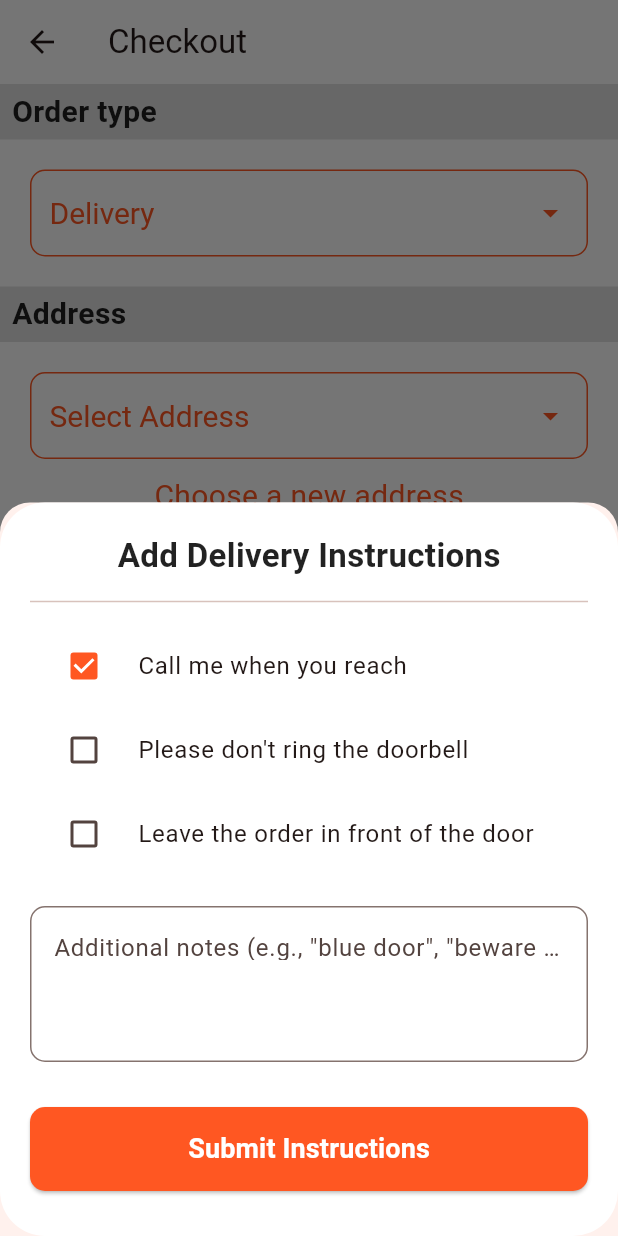
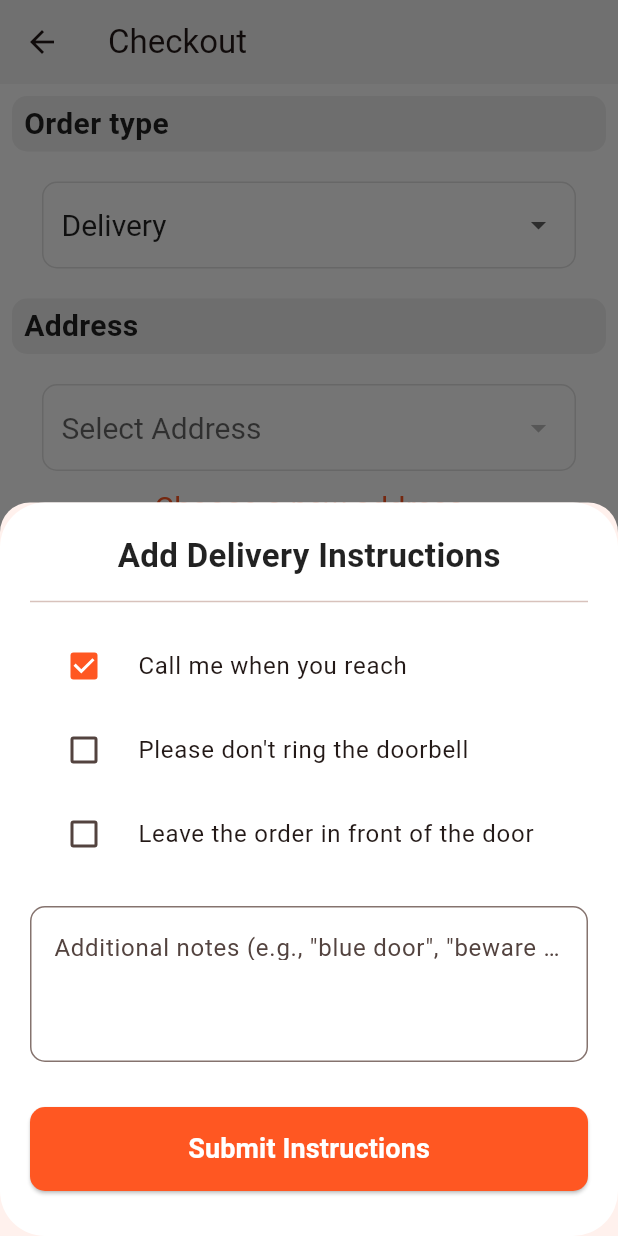
Before and after one commit to Judy-shakhashiro/restaurant_management, a Flutter app: the CreateOrderPage screen opened directly, after a tap on "Delivery", after a tap on the "edit" icon, on a phone screen of 412 x 824 dp. Run offline on Flutter 3.47's test engine with Material 3 defaults, Android fonts, the phone set to English and light mode, and no system bars; our stand-ins replace animated_text_kit, carousel_slider, dio, flutter_animate, flutter_map, flutter_otp_text_field and 11 more; accounts and stored records are empty; network calls fail; Roboto replaces fonts that are missing (Georgia); project files that could hold a hidden picture were left out.

Commit message:
item number in cart +checkout design

```diff
--- a/lib/core/static/global_service.dart
+++ b/lib/core/static/global_service.dart
@@ -7,7 +7,7 @@ class GlobalServ {
   }
    Future<String?> getToken() async {
      SharedPreferences? sharedPreferences = await SharedPreferences.getInstance();
-   //  token=sharedPreferences.getString('token')!;
+     token=sharedPreferences.getString('token')!;
     return sharedPreferences.getString('token');
   }
    Future<bool> removeToken() async {
--- a/lib/core/static/routes.dart
+++ b/lib/core/static/routes.dart
@@ -1,7 +1,7 @@
 
 class Linkapi{
 static bool useMockApi = false;
-static const String backUrl = 'http://10.139.58.12:8000/api';
+static const String backUrl = 'http://10.118.115.12:8000/api';
 
 static const String LoginApi ='$backUrl/login';
   static const String ForgetPasswordApi='$backUrl/passwords/email';
--- a/lib/main.dart
+++ b/lib/main.dart
@@ -29,6 +29,9 @@ class MyApp extends StatelessWidget {
     return GetMaterialApp(
         debugShowCheckedModeBanner: false,
         theme: ThemeData(
+          appBarTheme: AppBarTheme( backgroundColor:Colors.grey.shade100 ,
+            shadowColor: Colors.grey.shade300,
+            surfaceTintColor: Colors.grey.shade300,),
             fontFamily: 'Georgia',
             colorScheme: ColorScheme.fromSeed(seedColor: Colors.deepOrange),
             useMaterial3: true,
--- a/lib/view/cart.dart
+++ b/lib/view/cart.dart
@@ -135,6 +135,7 @@ class CartScreen extends StatelessWidget {
                 child:  Row(
                   mainAxisAlignment: MainAxisAlignment.spaceAround,
                   children: [
+                    Obx(()=>
                        Text(
                         controller.cartItems.length==1?  '${controller.cartItems.length} item ':
                         '${controller.cartItems.length} items ',
@@ -142,6 +143,7 @@ class CartScreen extends StatelessWidget {
                           fontSize: 14,
                           fontWeight: FontWeight.bold,
                           color: Colors.white,
+                        ),
                       ),
                     ),
                     const Text(
@@ -318,7 +320,7 @@ class CartItemCard extends StatelessWidget {
                                 child: const Text(
                                   'Details',
                                   style: TextStyle(
-                                    fontSize: 14,
+                                    fontSize: 12,
                                     color: Colors.deepOrange,
                                     fontWeight: FontWeight.w600,
                                   ),
--- a/lib/view/homepage_screen.dart
+++ b/lib/view/homepage_screen.dart
@@ -29,8 +29,6 @@ class Homepage extends StatelessWidget {
     return Scaffold(
       backgroundColor: Colors.white,
       appBar: AppBar(
-        shadowColor: Colors.white,
-        surfaceTintColor: Colors.white,
         title: InkWell(
           child: Container(
             padding: const EdgeInsets.all(8),
--- a/lib/view/menu_page.dart
+++ b/lib/view/menu_page.dart
@@ -205,8 +205,7 @@ class _MenuPageState extends State<MenuPage> {
             // --- The interleaved ScrollablePositionedList ──────────────────────────
             Expanded(
             child:  ScrollablePositionedList.builder(
-                // Use ItemScrollController and ItemPositionsListener from the controller
-                itemScrollController: c.itemScrollController,
+                  itemScrollController: c.itemScrollController,
                 itemPositionsListener: c.itemPositionsListener,
                 itemCount: c.menuItems.length,
                 itemBuilder: (context, i) {
--- a/lib/view/orders/create_order_page.dart
+++ b/lib/view/orders/create_order_page.dart
@@ -78,14 +78,18 @@ class _CreateOrderPageState extends State<CreateOrderPage> {
   Widget build(BuildContext context) {
     return Scaffold(
       appBar: AppBar(
-        backgroundColor: Colors.white,
         title: const Text('Checkout'),
       ),
       body: Stack(
-        children:[ ListView(
+        children:[ Padding(
+          padding: const EdgeInsets.all(8.0),
+          child: ListView(
             children: [
               Container(
-              color: Colors.grey.withAlpha(80),
+               decoration:  BoxDecoration(
+                 color: Colors.grey.withAlpha(40),
+                   borderRadius: BorderRadius.circular(10),
+                  ),
                 padding: const EdgeInsets.symmetric(horizontal: 8, vertical: 4),
                 child: const Text(
                   'Order type',
@@ -101,7 +105,7 @@ class _CreateOrderPageState extends State<CreateOrderPage> {
                       padding: const EdgeInsets.symmetric(horizontal: 12, vertical: 4),
                       decoration: BoxDecoration(
                         borderRadius: BorderRadius.circular(10),
-                      border: Border.all(color: Colors.deepOrange, width: 1),
+                        border: Border.all( width: 1,color: Colors.grey.shade300),
                       ),
                       child: DropdownButton<String>(
                         dropdownColor: Colors.white,
@@ -109,13 +113,13 @@ class _CreateOrderPageState extends State<CreateOrderPage> {
                         value: _selectedOrderType,
                         underline: const SizedBox(),
                         isExpanded: true,
-                      hint: const Text('Delivery', style: TextStyle(fontSize: 20, color: Colors.deepOrange)),
+                        hint: const Text('Delivery', style: TextStyle(fontSize: 20)),
                         items: _orderTypes.map<DropdownMenuItem<String>>((String type) {
                           return DropdownMenuItem<String>(
                             value: type,
                             child: Text(
                               type,
-                            style: TextStyle(fontSize: 20, color: _selectedOrderType == type ? Colors.deepOrange : Colors.black87),
+                              style: TextStyle(fontSize: 20, color:  Colors.black87),
                             ),
                           );
                         }).toList(),
@@ -125,7 +129,7 @@ class _CreateOrderPageState extends State<CreateOrderPage> {
                           });
                           // You can add additional logic here
                         },
-                      icon: const Icon(Icons.arrow_drop_down, color: Colors.deepOrange),
+                        icon: const Icon(Icons.arrow_drop_down),
                         style: const TextStyle(color: Colors.black),
                       ),
                     ),
@@ -133,7 +137,10 @@ class _CreateOrderPageState extends State<CreateOrderPage> {
                 ),
               ),
               Container(
-              color: Colors.grey.withAlpha(80),
+                decoration:  BoxDecoration(
+                  color: Colors.grey.withAlpha(40),
+                  borderRadius: BorderRadius.circular(10),
+                ),
                 padding: const EdgeInsets.symmetric(horizontal: 8, vertical: 4),
                 child: const Text(
                   'Address',
@@ -149,7 +156,7 @@ class _CreateOrderPageState extends State<CreateOrderPage> {
                       padding: const EdgeInsets.symmetric(horizontal: 12, vertical: 4),
                       decoration: BoxDecoration(
                         borderRadius: BorderRadius.circular(10),
-                      border: Border.all(color: Colors.deepOrange, width: 1),
+                        border: Border.all( width: 1,color: Colors.grey.shade300),
                       ),
                       child: Obx(
                             () => DropdownButton<AddressInShort>( // Dropdown for saved addresses
@@ -158,13 +165,13 @@ class _CreateOrderPageState extends State<CreateOrderPage> {
                           value: adController.selectedAddress.value, // Use reactive value from controller
                           underline: const SizedBox(),
                           isExpanded: true,
-                        hint:  Text('${adController.selectedAddress.value?.name ?? 'Select Address'}', style: TextStyle(fontSize: 20, color: Colors.deepOrange)), // Safely access name
+                          hint:  Text('${adController.selectedAddress.value?.name ?? 'Select Address'}', style: TextStyle(fontSize: 20)), // Safely access name
                           items: adController.addresses.map<DropdownMenuItem<AddressInShort>>((AddressInShort address) {
                             return DropdownMenuItem<AddressInShort>(
                               value: address,
                               child: Text(
                                 address.name, // Use helper for display
-                              style: TextStyle(fontSize: 20, color: adController.selectedAddress.value == address ? Colors.deepOrange : Colors.black87),
+                                style: TextStyle(fontSize: 20, color:  Colors.black87),
                               ),
                             );
                           }).toList(),
@@ -174,7 +181,7 @@ class _CreateOrderPageState extends State<CreateOrderPage> {
                               adController.fetchSelectedAddressDetails(newValue.id);
                             }
                           },
-                        icon: const Icon(Icons.arrow_drop_down, color: Colors.deepOrange),
+                          icon: const Icon(Icons.arrow_drop_down),
                           style: const TextStyle(color: Colors.black),
                         ),
                       ),
@@ -235,7 +242,10 @@ class _CreateOrderPageState extends State<CreateOrderPage> {
                 ),
               ),
               Container(
-              color: Colors.grey.withAlpha(80),
+                decoration:  BoxDecoration(
+                  color: Colors.grey.withAlpha(40),
+                  borderRadius: BorderRadius.circular(10),
+                ),
                 padding: const EdgeInsets.symmetric(horizontal: 8, vertical: 4),
                 child: Row(
                   mainAxisAlignment: MainAxisAlignment.spaceBetween,
@@ -259,6 +269,7 @@ class _CreateOrderPageState extends State<CreateOrderPage> {
                     }),
                   ],
                 ),
+
               ),
               // Display the selected delivery instructions as chips/tags
               Obx(() { // Use Obx if _deliveryInstructions were in a GetX controller
@@ -291,12 +302,20 @@ class _CreateOrderPageState extends State<CreateOrderPage> {
                 }
                 return const SizedBox.shrink();
               }),
+              const SizedBox(
+              height: 20,
+              ),
               Container(
-              color: Colors.grey.withAlpha(80),
+                decoration:  BoxDecoration(
+                  color: Colors.grey.withAlpha(40),
+                  borderRadius: BorderRadius.circular(10),
+                ),
                 padding: const EdgeInsets.symmetric(horizontal: 8, vertical: 4),
                 child: const Text('Pay With', style: TextStyle(fontSize: 20, fontWeight: FontWeight.bold, color: Colors.black87)),
               ),
-            Row(children: [Obx(()=>
+              Row(
+                mainAxisSize: MainAxisSize.max,
+                children: [Obx(()=>
                   GestureDetector(
                     onTap: (){
 
@@ -305,7 +324,7 @@ class _CreateOrderPageState extends State<CreateOrderPage> {
                       }},
                     child: Container(
                       padding: EdgeInsets.all(20),
-                    width: MediaQuery.of(context).size.width/2-20,
+                      width: MediaQuery.of(context).size.width/2-40,
                       height: 110,
                       margin: const EdgeInsets.symmetric(vertical: 8.0,horizontal: 10),
                       decoration: BoxDecoration(
@@ -316,7 +335,7 @@ class _CreateOrderPageState extends State<CreateOrderPage> {
                           BoxShadow(color: Colors.black12, blurRadius: 4, offset: Offset(0, 2)),
                         ],
                       ),
-                    child: Image.asset('images/cash.png',width: 80,),
+                      child: Image.asset('assets/cash.png',width: 80,),
                     ),
                   ),
               ),
@@ -329,7 +348,7 @@ class _CreateOrderPageState extends State<CreateOrderPage> {
                       },
                       child: Container(
                         padding: EdgeInsets.all(20),
-                      width: MediaQuery.of(context).size.width/2-20,
+                        width: MediaQuery.of(context).size.width/2-40,
                         height: 110,
                         margin: const EdgeInsets.symmetric(vertical: 8.0,horizontal: 10),
                         decoration: BoxDecoration(
@@ -340,11 +359,12 @@ class _CreateOrderPageState extends State<CreateOrderPage> {
                             BoxShadow(color: Colors.black12, blurRadius: 4, offset: Offset(0, 2)),
                           ],
                         ),
-                      child: Image.asset('images/ewallet.png'),
+                        child: Image.asset('assets/ewallet.png'),
                       ),
                     ),
                 )],), SizedBox(height: 100,),
             ],
+          ),
         ),
           Positioned(
             bottom: 0,
```
Lines whose indentation alone changed are shown as unchanged.
